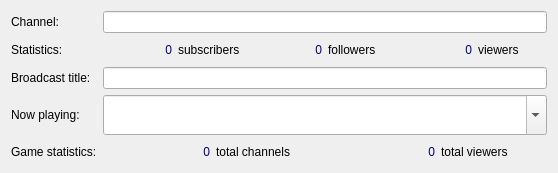
Qt form src/forms/channel_info.ui (wakeofluna/qlivestream) before a commit.
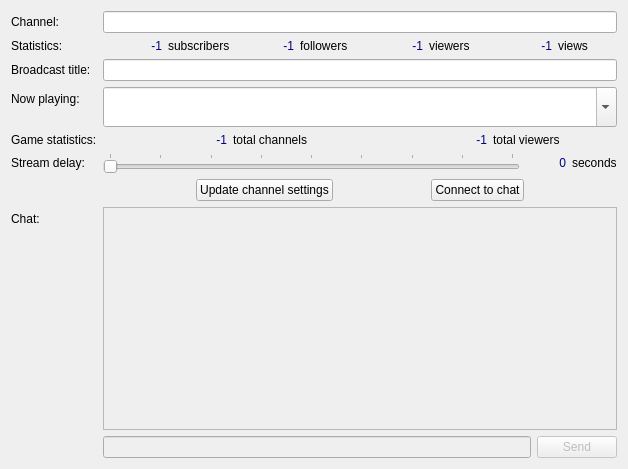
The same form after that commit.

Commit message: First appearance of channel info window

The edit to the form file:
```diff
--- a/src/forms/channel_info.ui
+++ b/src/forms/channel_info.ui
@@ -6,11 +6,126 @@
    <rect>
     <x>0</x>
     <y>0</y>
-    <width>558</width>
-    <height>173</height>
+    <width>628</width>
+    <height>469</height>
    </rect>
   </property>
-  <layout class="QGridLayout" name="gridLayout">
+  <property name="windowTitle">
+   <string>Channel Info</string>
+  </property>
+  <layout class="QFormLayout" name="formLayout_2">
+   <item row="0" column="0">
+    <widget class="QLabel" name="lblChannel">
+     <property name="text">
+      <string>Channel:</string>
+     </property>
+    </widget>
+   </item>
+   <item row="0" column="1">
+    <widget class="QLineEdit" name="txtChannel">
+     <property name="readOnly">
+      <bool>true</bool>
+     </property>
+    </widget>
+   </item>
+   <item row="1" column="0">
+    <widget class="QLabel" name="lblChannelStats">
+     <property name="text">
+      <string>Statistics:</string>
+     </property>
+    </widget>
+   </item>
+   <item row="1" column="1">
+    <layout class="QHBoxLayout" name="layChannelStats">
+     <item>
+      <widget class="QLabel" name="lblNumSubscribers">
+       <property name="styleSheet">
+        <string notr="true">color: rgb(0, 0, 127)</string>
+       </property>
+       <property name="text">
+        <string>-1</string>
+       </property>
+       <property name="alignment">
+        <set>Qt::AlignRight|Qt::AlignTrailing|Qt::AlignVCenter</set>
+       </property>
+      </widget>
+     </item>
+     <item>
+      <widget class="QLabel" name="lblSubscribers">
+       <property name="text">
+        <string>subscribers</string>
+       </property>
+      </widget>
+     </item>
+     <item>
+      <widget class="QLabel" name="lblNumFollowers">
+       <property name="styleSheet">
+        <string notr="true">color: rgb(0, 0, 127)</string>
+       </property>
+       <property name="text">
+        <string>-1</string>
+       </property>
+       <property name="alignment">
+        <set>Qt::AlignRight|Qt::AlignTrailing|Qt::AlignVCenter</set>
+       </property>
+      </widget>
+     </item>
+     <item>
+      <widget class="QLabel" name="lblFollowers">
+       <property name="text">
+        <string>followers</string>
+       </property>
+      </widget>
+     </item>
+     <item>
+      <widget class="QLabel" name="lblNumViewers">
+       <property name="styleSheet">
+        <string notr="true">color: rgb(0, 0, 127)</string>
+       </property>
+       <property name="text">
+        <string>-1</string>
+       </property>
+       <property name="alignment">
+        <set>Qt::AlignRight|Qt::AlignTrailing|Qt::AlignVCenter</set>
+       </property>
+      </widget>
+     </item>
+     <item>
+      <widget class="QLabel" name="lblViewers">
+       <property name="text">
+        <string>viewers</string>
+       </property>
+      </widget>
+     </item>
+     <item>
+      <widget class="QLabel" name="lblNumViews">
+       <property name="styleSheet">
+        <string notr="true">color: rgb(0, 0, 127)</string>
+       </property>
+       <property name="text">
+        <string>-1</string>
+       </property>
+       <property name="alignment">
+        <set>Qt::AlignRight|Qt::AlignTrailing|Qt::AlignVCenter</set>
+       </property>
+      </widget>
+     </item>
+     <item>
+      <widget class="QLabel" name="label">
+       <property name="text">
+        <string>views</string>
+       </property>
+      </widget>
+     </item>
+    </layout>
+   </item>
+   <item row="2" column="0">
+    <widget class="QLabel" name="lblTitle">
+     <property name="text">
+      <string>Broadcast title:</string>
+     </property>
+    </widget>
+   </item>
    <item row="2" column="1">
     <widget class="QLineEdit" name="txtTitle"/>
    </item>
@@ -21,6 +136,25 @@
      </property>
     </widget>
    </item>
+   <item row="3" column="1">
+    <widget class="QComboBox" name="cbbPlaying">
+     <property name="minimumSize">
+      <size>
+       <width>0</width>
+       <height>40</height>
+      </size>
+     </property>
+     <property name="editable">
+      <bool>true</bool>
+     </property>
+     <property name="iconSize">
+      <size>
+       <width>32</width>
+       <height>32</height>
+      </size>
+     </property>
+    </widget>
+   </item>
    <item row="4" column="0">
     <widget class="QLabel" name="lblGameStats">
      <property name="text">
@@ -36,7 +170,7 @@
         <string notr="true">color: rgb(0, 0, 127)</string>
        </property>
        <property name="text">
-        <string>0</string>
+        <string>-1</string>
        </property>
        <property name="alignment">
         <set>Qt::AlignRight|Qt::AlignTrailing|Qt::AlignVCenter</set>
@@ -56,7 +190,7 @@
         <string notr="true">color: rgb(0, 0, 127)</string>
        </property>
        <property name="text">
-        <string>0</string>
+        <string>-1</string>
        </property>
        <property name="alignment">
         <set>Qt::AlignRight|Qt::AlignTrailing|Qt::AlignVCenter</set>
@@ -72,49 +206,42 @@
      </item>
     </layout>
    </item>
-   <item row="3" column="1">
-    <widget class="QComboBox" name="cbbPlaying">
-     <property name="minimumSize">
-      <size>
-       <width>0</width>
-       <height>40</height>
-      </size>
+   <item row="5" column="0">
+    <widget class="QLabel" name="lblDelay">
+     <property name="text">
+      <string>Stream delay:</string>
      </property>
-     <property name="editable">
-      <bool>true</bool>
-     </property>
-     <property name="iconSize">
-      <size>
-       <width>32</width>
-       <height>32</height>
-      </size>
-     </property>
     </widget>
    </item>
-   <item row="1" column="1">
-    <layout class="QHBoxLayout" name="layChannelStats">
+   <item row="5" column="1">
+    <layout class="QHBoxLayout" name="horizontalLayout_2">
      <item>
-      <widget class="QLabel" name="lblNumSubscribers">
-       <property name="styleSheet">
-        <string notr="true">color: rgb(0, 0, 127)</string>
+      <widget class="QSlider" name="sliDelay">
+       <property name="maximum">
+        <number>120</number>
        </property>
-       <property name="text">
-        <string>0</string>
+       <property name="pageStep">
+        <number>15</number>
        </property>
-       <property name="alignment">
-        <set>Qt::AlignRight|Qt::AlignTrailing|Qt::AlignVCenter</set>
+       <property name="orientation">
+        <enum>Qt::Horizontal</enum>
        </property>
-      </widget>
-     </item>
-     <item>
-      <widget class="QLabel" name="lblSubscribers">
-       <property name="text">
-        <string>subscribers</string>
+       <property name="tickPosition">
+        <enum>QSlider::TicksAbove</enum>
        </property>
+       <property name="tickInterval">
+        <number>15</number>
+       </property>
       </widget>
      </item>
      <item>
-      <widget class="QLabel" name="lblNumFollowers">
+      <widget class="QLabel" name="lblNumDelay">
+       <property name="minimumSize">
+        <size>
+         <width>40</width>
+         <height>0</height>
+        </size>
+       </property>
        <property name="styleSheet">
         <string notr="true">color: rgb(0, 0, 127)</string>
        </property>
@@ -127,59 +254,121 @@
       </widget>
      </item>
      <item>
-      <widget class="QLabel" name="lblFollowers">
+      <widget class="QLabel" name="lblDelaySeconds">
        <property name="text">
-        <string>followers</string>
+        <string>seconds</string>
        </property>
       </widget>
      </item>
+    </layout>
+   </item>
+   <item row="6" column="1">
+    <layout class="QHBoxLayout" name="horizontalLayout_3">
      <item>
-      <widget class="QLabel" name="lblNumViewers">
-       <property name="styleSheet">
-        <string notr="true">color: rgb(0, 0, 127)</string>
+      <spacer name="horizontalSpacer">
+       <property name="orientation">
+        <enum>Qt::Horizontal</enum>
        </property>
-       <property name="text">
-        <string>0</string>
+       <property name="sizeHint" stdset="0">
+        <size>
+         <width>40</width>
+         <height>20</height>
+        </size>
        </property>
-       <property name="alignment">
-        <set>Qt::AlignRight|Qt::AlignTrailing|Qt::AlignVCenter</set>
+      </spacer>
+     </item>
+     <item>
+      <widget class="QPushButton" name="btnUpdate">
+       <property name="sizePolicy">
+        <sizepolicy hsizetype="Fixed" vsizetype="Fixed">
+         <horstretch>0</horstretch>
+         <verstretch>0</verstretch>
+        </sizepolicy>
        </property>
+       <property name="text">
+        <string>Update channel settings</string>
+       </property>
       </widget>
      </item>
      <item>
-      <widget class="QLabel" name="lblViewers">
+      <spacer name="horizontalSpacer_3">
+       <property name="orientation">
+        <enum>Qt::Horizontal</enum>
+       </property>
+       <property name="sizeHint" stdset="0">
+        <size>
+         <width>40</width>
+         <height>20</height>
+        </size>
+       </property>
+      </spacer>
+     </item>
+     <item>
+      <widget class="QPushButton" name="btnOpenChat">
+       <property name="sizePolicy">
+        <sizepolicy hsizetype="Fixed" vsizetype="Fixed">
+         <horstretch>0</horstretch>
+         <verstretch>0</verstretch>
+        </sizepolicy>
+       </property>
        <property name="text">
-        <string>viewers</string>
+        <string>Connect to chat</string>
        </property>
       </widget>
      </item>
+     <item>
+      <spacer name="horizontalSpacer_2">
+       <property name="orientation">
+        <enum>Qt::Horizontal</enum>
+       </property>
+       <property name="sizeHint" stdset="0">
+        <size>
+         <width>40</width>
+         <height>20</height>
+        </size>
+       </property>
+      </spacer>
+     </item>
     </layout>
    </item>
-   <item row="2" column="0">
-    <widget class="QLabel" name="lblTitle">
-     <property name="text">
-      <string>Broadcast title:</string>
+   <item row="8" column="1">
+    <widget class="QTextEdit" name="txtChat">
+     <property name="enabled">
+      <bool>false</bool>
      </property>
-    </widget>
-   </item>
-   <item row="0" column="1">
-    <widget class="QLineEdit" name="txtChannel">
-     <property name="readOnly">
-      <bool>true</bool>
+     <property name="sizePolicy">
+      <sizepolicy hsizetype="Expanding" vsizetype="Expanding">
+       <horstretch>0</horstretch>
+       <verstretch>1</verstretch>
+      </sizepolicy>
      </property>
     </widget>
    </item>
-   <item row="1" column="0">
-    <widget class="QLabel" name="lblChannelStats">
-     <property name="text">
-      <string>Statistics:</string>
-     </property>
-    </widget>
+   <item row="10" column="1">
+    <layout class="QHBoxLayout" name="horizontalLayout_4">
+     <item>
+      <widget class="QLineEdit" name="editChat">
+       <property name="enabled">
+        <bool>false</bool>
+       </property>
+      </widget>
+     </item>
+     <item>
+      <widget class="QPushButton" name="btnChat">
+       <property name="enabled">
+        <bool>false</bool>
+       </property>
+       <property name="text">
+        <string>Send</string>
+       </property>
+      </widget>
+     </item>
+    </layout>
    </item>
-   <item row="0" column="0">
-    <widget class="QLabel" name="lblChannel">
+   <item row="8" column="0">
+    <widget class="QLabel" name="lblChat">
      <property name="text">
-      <string>Channel:</string>
+      <string>Chat:</string>
      </property>
     </widget>
    </item>
```
Left out of the diff: 19 changed lines with no effect on the pictures. The commit also changes 11 other files.
